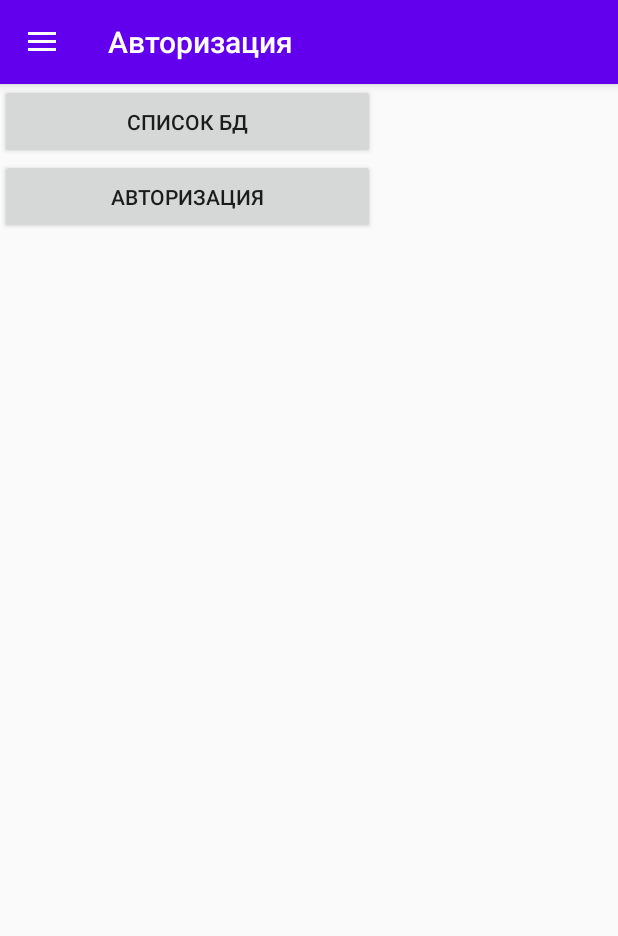
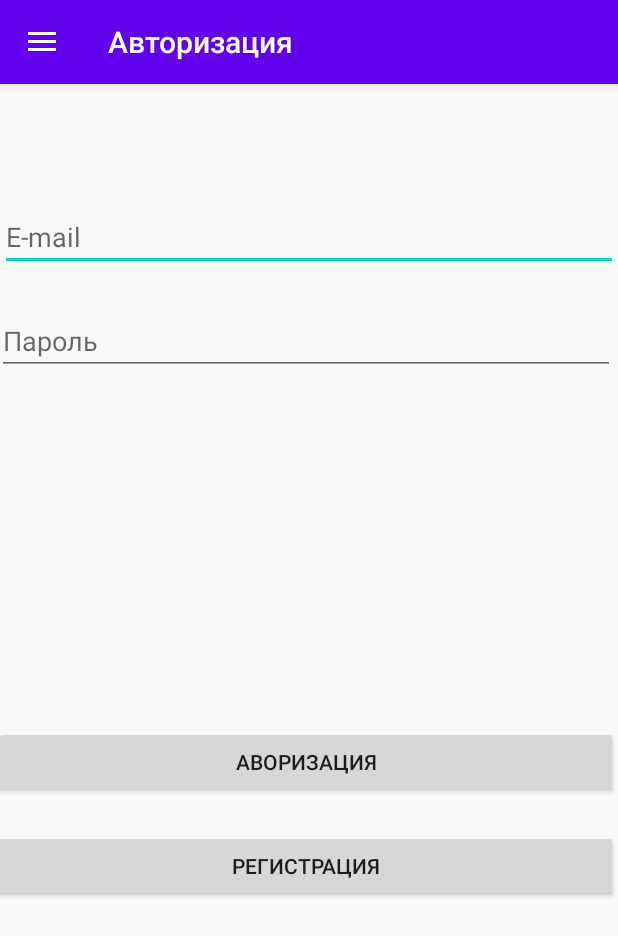
Before and after one commit to Denisov-Sergey/DemoApp2, an Android app: the screen it shows after launch (MainActivity), on a phone screen of 412 x 824 dp. Shown: the top 936 px of the screen. Run offline under Robolectric (Android 15) with nearby library versions, the phone set to English and light mode, and no system bars; our stand-ins replace navigation-ui.

```diff
--- a/app/src/main/res/layout/fragment_auth_page.xml
+++ b/app/src/main/res/layout/fragment_auth_page.xml
@@ -5,17 +5,110 @@
     android:layout_height="match_parent"
     tools:context=".pages.AuthPage">
 
+    <RelativeLayout
+        android:layout_width="match_parent"
+        android:layout_height="match_parent">
+
         <Button
             android:id="@+id/btn_nav_auth"
-        android:layout_width="250dp"
+            android:layout_width="match_parent"
             android:layout_height="50dp"
-        android:layout_marginTop="50dp"
-        android:text="@string/btn_nav_auth" />
+            android:layout_alignParentTop="true"
+            android:layout_alignParentEnd="true"
+            android:layout_alignParentRight="true"
+            android:layout_marginTop="419dp"
+            android:layout_marginEnd="0dp"
+            android:layout_marginRight="0dp"
+            android:text="@string/btn_nav_auth"
+            android:visibility="gone"/>
 
         <Button
             android:id="@+id/btn_nav_list"
             android:layout_width="250dp"
             android:layout_height="50dp"
-        android:text="@string/btn_nav_list" />
+            android:layout_alignParentBottom="true"
+            android:layout_marginStart="76dp"
+            android:layout_marginLeft="76dp"
+            android:layout_marginBottom="181dp"
+            android:text="@string/btn_nav_list"
+            android:visibility="gone"/>
+
+        <EditText
+            android:id="@+id/et_email"
+            android:layout_width="match_parent"
+            android:layout_height="wrap_content"
+            android:layout_alignParentTop="true"
+            android:layout_alignParentEnd="true"
+            android:layout_alignParentRight="true"
+            android:layout_alignParentLeft="true"
+            android:layout_marginTop="79dp"
+            android:ems="10"
+            android:hint="@string/ed_mail"
+            android:inputType="textEmailAddress" />
+
+        <EditText
+            android:hint="@string/et_passws"
+            android:id="@+id/editTextTextPassword"
+            android:layout_width="match_parent"
+            android:layout_height="wrap_content"
+            android:layout_below="@+id/et_email"
+            android:layout_alignParentStart="true"
+            android:layout_alignParentLeft="true"
+            android:layout_alignParentEnd="true"
+            android:layout_alignParentRight="true"
+            android:layout_marginStart="-2dp"
+            android:layout_marginLeft="-2dp"
+            android:layout_marginTop="24dp"
+            android:layout_marginEnd="2dp"
+            android:layout_marginRight="2dp"
+            android:ems="10"
+            android:inputType="textPassword" />
+
+        <Button
+            android:id="@+id/btn_login"
+            android:layout_width="match_parent"
+            android:layout_height="wrap_content"
+            android:layout_alignParentStart="true"
+            android:layout_alignParentLeft="true"
+            android:layout_alignParentTop="true"
+            android:layout_alignParentRight="true"
+            android:layout_marginStart="-4dp"
+            android:layout_marginLeft="-4dp"
+            android:layout_marginTop="428dp"
+            android:layout_marginRight="4dp"
+            android:text="@string/btn_login_label" />
+
+        <Button
+            android:id="@+id/btn_register"
+            android:layout_width="match_parent"
+            android:layout_height="wrap_content"
+            android:layout_below="@+id/button"
+            android:layout_alignParentStart="true"
+            android:layout_alignParentLeft="true"
+            android:layout_alignParentTop="true"
+            android:layout_alignParentRight="true"
+            android:layout_marginStart="-5dp"
+            android:layout_marginLeft="-5dp"
+            android:layout_marginTop="497dp"
+            android:layout_marginRight="5dp"
+            android:text="@string/btn_register_label" />
+
+        <ProgressBar
+            android:id="@+id/progressBar"
+            style="?android:attr/progressBarStyle"
+            android:layout_width="wrap_content"
+            android:layout_height="wrap_content"
+            android:layout_alignParentStart="true"
+            android:layout_alignParentLeft="true"
+            android:layout_alignParentTop="true"
+            android:layout_alignParentEnd="true"
+            android:layout_alignParentRight="true"
+            android:layout_marginStart="180dp"
+            android:layout_marginLeft="180dp"
+            android:layout_marginTop="278dp"
+            android:layout_marginEnd="183dp"
+            android:layout_marginRight="183dp"
+            android:visibility="gone"/>
+    </RelativeLayout>
 
 </FrameLayout>
--- a/app/src/main/res/values/strings.xml
+++ b/app/src/main/res/values/strings.xml
@@ -9,7 +9,11 @@
     <string name="menu_sorter">Сортировщик</string>
     <string name="menu_bd_list">Список из БД</string>
     <string name="et_sorter_hint">Введите числа через пробел</string>
-    <string name="btn_sorter_label">Сортировка по возрастанию</string>
+    <string name="btn_sorter_label">Сортировка</string>
     <string name="tv_sort_result">По возрастанию %1$s</string>
     <string name="tv_sort_result_desc">По убыванию %1$s</string>
+    <string name="et_passws">Пароль</string>
+    <string name="ed_mail">E-mail</string>
+    <string name="btn_login_label">Аворизация</string>
+    <string name="btn_register_label">Регистрация</string>
 </resources>
```
Lines whose indentation alone changed are shown as unchanged.
